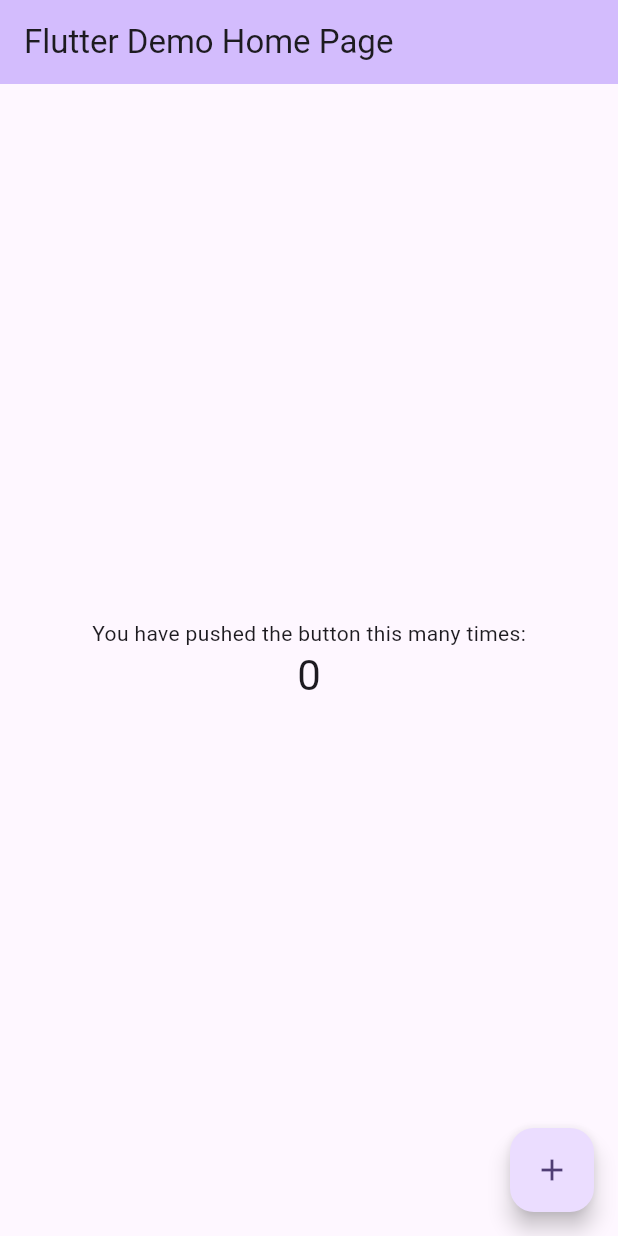
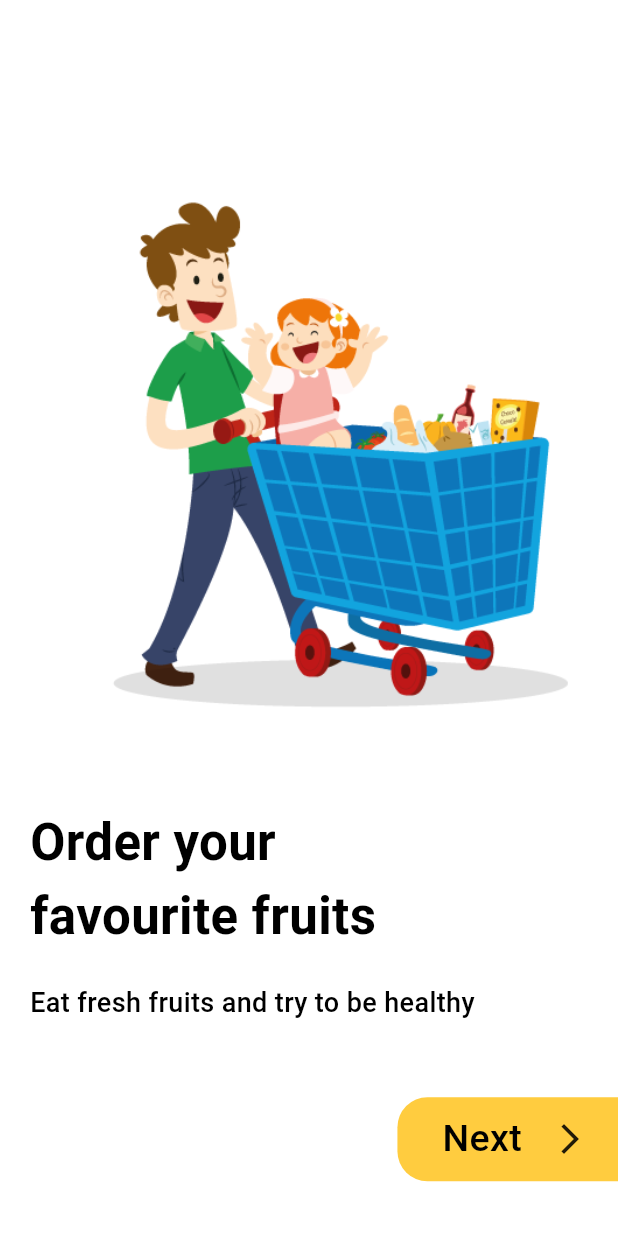
Before and after one commit to Dany1211/Grocery-App, a Flutter app: the screen it shows after launch, on a phone screen of 412 x 824 dp. Run offline on Flutter 3.47's test engine with Material 3 defaults, Android fonts, the phone set to English and light mode, and no system bars.

Commit message:
Landing page added

```diff
--- a/lib/main.dart
+++ b/lib/main.dart
@@ -1,125 +1,18 @@
+
+import 'package:GROCERY_APP/pages/home.dart';
+import 'package:GROCERY_APP/pages/landing.dart';
 import 'package:flutter/material.dart';
 
+
 void main() {
-  runApp(const MyApp());
+  runApp(MyApp());
 }
 
 class MyApp extends StatelessWidget {
-  const MyApp({super.key});
-
-  // This widget is the root of your application.
   @override
   Widget build(BuildContext context) {
-    return MaterialApp(
-      title: 'Flutter Demo',
-      theme: ThemeData(
-        // This is the theme of your application.
-        //
-        // TRY THIS: Try running your application with "flutter run". You'll see
-        // the application has a purple toolbar. Then, without quitting the app,
-        // try changing the seedColor in the colorScheme below to Colors.green
-        // and then invoke "hot reload" (save your changes or press the "hot
-        // reload" button in a Flutter-supported IDE, or press "r" if you used
-        // the command line to start the app).
-        //
-        // Notice that the counter didn't reset back to zero; the application
-        // state is not lost during the reload. To reset the state, use hot
-        // restart instead.
-        //
-        // This works for code too, not just values: Most code changes can be
-        // tested with just a hot reload.
-        colorScheme: ColorScheme.fromSeed(seedColor: Colors.deepPurple),
-        useMaterial3: true,
-      ),
-      home: const MyHomePage(title: 'Flutter Demo Home Page'),
+    return const MaterialApp(
+      home:Landing(),
     );
   }
 }
-
-class MyHomePage extends StatefulWidget {
-  const MyHomePage({super.key, required this.title});
-
-  // This widget is the home page of your application. It is stateful, meaning
-  // that it has a State object (defined below) that contains fields that affect
-  // how it looks.
-
-  // This class is the configuration for the state. It holds the values (in this
-  // case the title) provided by the parent (in this case the App widget) and
-  // used by the build method of the State. Fields in a Widget subclass are
-  // always marked "final".
-
-  final String title;
-
-  @override
-  State<MyHomePage> createState() => _MyHomePageState();
-}
-
-class _MyHomePageState extends State<MyHomePage> {
-  int _counter = 0;
-
-  void _incrementCounter() {
-    setState(() {
-      // This call to setState tells the Flutter framework that something has
-      // changed in this State, which causes it to rerun the build method below
-      // so that the display can reflect the updated values. If we changed
-      // _counter without calling setState(), then the build method would not be
-      // called again, and so nothing would appear to happen.
-      _counter++;
-    });
-  }
-
-  @override
-  Widget build(BuildContext context) {
-    // This method is rerun every time setState is called, for instance as done
-    // by the _incrementCounter method above.
-    //
-    // The Flutter framework has been optimized to make rerunning build methods
-    // fast, so that you can just rebuild anything that needs updating rather
-    // than having to individually change instances of widgets.
-    return Scaffold(
-      appBar: AppBar(
-        // TRY THIS: Try changing the color here to a specific color (to
-        // Colors.amber, perhaps?) and trigger a hot reload to see the AppBar
-        // change color while the other colors stay the same.
-        backgroundColor: Theme.of(context).colorScheme.inversePrimary,
-        // Here we take the value from the MyHomePage object that was created by
-        // the App.build method, and use it to set our appbar title.
-        title: Text(widget.title),
-      ),
-      body: Center(
-        // Center is a layout widget. It takes a single child and positions it
-        // in the middle of the parent.
-        child: Column(
-          // Column is also a layout widget. It takes a list of children and
-          // arranges them vertically. By default, it sizes itself to fit its
-          // children horizontally, and tries to be as tall as its parent.
-          //
-          // Column has various properties to control how it sizes itself and
-          // how it positions its children. Here we use mainAxisAlignment to
-          // center the children vertically; the main axis here is the vertical
-          // axis because Columns are vertical (the cross axis would be
-          // horizontal).
-          //
-          // TRY THIS: Invoke "debug painting" (choose the "Toggle Debug Paint"
-          // action in the IDE, or press "p" in the console), to see the
-          // wireframe for each widget.
-          mainAxisAlignment: MainAxisAlignment.center,
-          children: <Widget>[
-            const Text(
-              'You have pushed the button this many times:',
-            ),
-            Text(
-              '$_counter',
-              style: Theme.of(context).textTheme.headlineMedium,
-            ),
-          ],
-        ),
-      ),
-      floatingActionButton: FloatingActionButton(
-        onPressed: _incrementCounter,
-        tooltip: 'Increment',
-        child: const Icon(Icons.add),
-      ), // This trailing comma makes auto-formatting nicer for build methods.
-    );
-  }
-}
--- /dev/null
+++ b/lib/pages/landing.dart
@@ -0,0 +1,53 @@
+import 'package:flutter/material.dart';
+class Landing extends StatefulWidget {
+  const Landing({super.key});
+
+  @override
+  State<Landing> createState() => _LandingState();
+}
+
+class _LandingState extends State<Landing> {
+  @override
+  Widget build(BuildContext context) {
+    return Scaffold(
+      backgroundColor: Colors.white,
+      body: Container(
+        padding: EdgeInsets.only(top: 100.0,left: 20),
+        child: Column(
+          crossAxisAlignment: CrossAxisAlignment.start,
+          children: [
+             Image.asset("images/grocery.png"),
+             SizedBox(height: 30.0,),
+             Text("Order your\nfavourite fruits",style: TextStyle(color: Colors.black,fontSize: 34,fontWeight: FontWeight.bold),),
+             SizedBox(height: 20.0,),
+             Text("Eat fresh fruits and try to be healthy",style: TextStyle(color: Colors.black,fontSize: 18,fontWeight: FontWeight.w500),),
+
+              SizedBox( height: 50.0),
+                 Row(
+                  mainAxisAlignment: MainAxisAlignment.end,
+                   children: [
+
+                     Container(
+                      padding: EdgeInsets.only(left: 30.0,top: 10.0,right: 20,bottom: 10),
+
+                      decoration: BoxDecoration(color: Color(0xffffcc3f),borderRadius: BorderRadius.only(topLeft: Radius.circular(20),bottomLeft: Radius.circular(20))),
+
+                      child: Row(
+                        children: [
+                          Text("Next",style: TextStyle(color: Colors.black,fontSize: 25,fontWeight: FontWeight.w500),),
+                          SizedBox(width: 20.0,),
+                          Icon(Icons.arrow_forward_ios),
+                        ],
+
+                      ),
+                     ),
+                   ],
+                 ),
+
+
+          ],
+        ),
+      ),
+    );
+  }
+}
--- a/pubspec.yaml
+++ b/pubspec.yaml
@@ -1,4 +1,4 @@
-name: grocery_app
+name: GROCERY_APP
 description: "A new Flutter project."
 # The following line prevents the package from being accidentally published to
 # pub.dev using `flutter pub publish`. This is preferred for private packages.
```
Also changed, not shown: images/ayush.png (added), images/grocery.png (added), images/wave.png (added), 1 other file.
